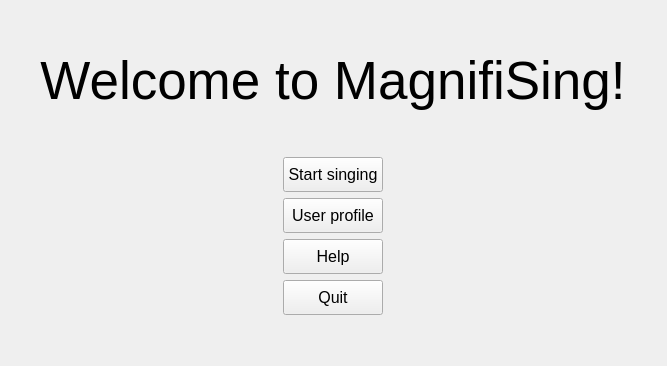
Before: the Qt Designer form menu/mainmenuview.ui in Vorxil/MagnifiSing, drawn with Qt 5.
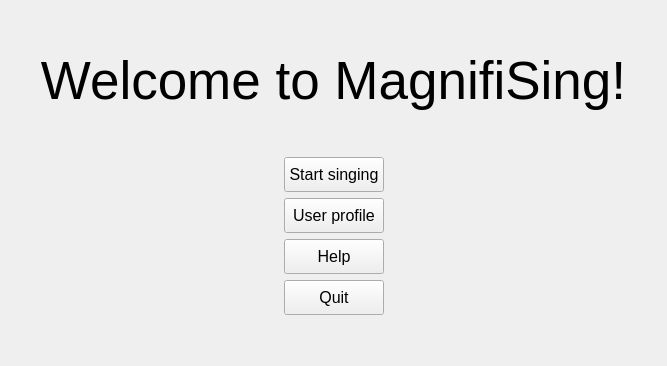
After: the same form once the commit is applied.

Commit message: Adjusted the layout to work better on different screen resolutions

The edit to the form file:
```diff
--- a/menu/mainmenuview.ui
+++ b/menu/mainmenuview.ui
@@ -35,7 +35,7 @@
        </property>
       </spacer>
      </item>
-     <item alignment="Qt::AlignHCenter">
+     <item>
       <widget class="QLabel" name="labelMagnifiSing">
        <property name="font">
         <font>
@@ -66,8 +66,34 @@
        </property>
       </spacer>
      </item>
-     <item alignment="Qt::AlignHCenter">
+     <item>
+      <layout class="QHBoxLayout" name="horizontalLayout_7" stretch="1,0,1">
+       <item>
+        <spacer name="horizontalSpacer_2">
+         <property name="orientation">
+          <enum>Qt::Horizontal</enum>
+         </property>
+         <property name="sizeHint" stdset="0">
+          <size>
+           <width>40</width>
+           <height>20</height>
+          </size>
+         </property>
+        </spacer>
+       </item>
+       <item>
+        <layout class="QVBoxLayout" name="verticalLayout_2" stretch="0,0,0,0">
+         <property name="sizeConstraint">
+          <enum>QLayout::SetDefaultConstraint</enum>
+         </property>
+         <item>
       <widget class="QPushButton" name="buttonSing">
+           <property name="sizePolicy">
+            <sizepolicy hsizetype="MinimumExpanding" vsizetype="Fixed">
+             <horstretch>0</horstretch>
+             <verstretch>0</verstretch>
+            </sizepolicy>
+           </property>
        <property name="minimumSize">
         <size>
          <width>100</width>
@@ -76,7 +102,7 @@
        </property>
        <property name="maximumSize">
         <size>
-         <width>100</width>
+             <width>16777215</width>
          <height>16777215</height>
         </size>
        </property>
@@ -90,8 +116,14 @@
        </property>
       </widget>
      </item>
-     <item alignment="Qt::AlignHCenter">
+         <item>
       <widget class="QPushButton" name="buttonLogIn">
+           <property name="sizePolicy">
+            <sizepolicy hsizetype="MinimumExpanding" vsizetype="Fixed">
+             <horstretch>0</horstretch>
+             <verstretch>0</verstretch>
+            </sizepolicy>
+           </property>
        <property name="minimumSize">
         <size>
          <width>100</width>
@@ -108,8 +140,14 @@
        </property>
       </widget>
      </item>
-     <item alignment="Qt::AlignHCenter">
+         <item>
       <widget class="QPushButton" name="buttonHelp">
+           <property name="sizePolicy">
+            <sizepolicy hsizetype="MinimumExpanding" vsizetype="Fixed">
+             <horstretch>0</horstretch>
+             <verstretch>0</verstretch>
+            </sizepolicy>
+           </property>
        <property name="minimumSize">
         <size>
          <width>100</width>
@@ -126,8 +164,14 @@
        </property>
       </widget>
      </item>
-     <item alignment="Qt::AlignHCenter">
+         <item>
       <widget class="QPushButton" name="buttonQuit">
+           <property name="sizePolicy">
+            <sizepolicy hsizetype="MinimumExpanding" vsizetype="Fixed">
+             <horstretch>0</horstretch>
+             <verstretch>0</verstretch>
+            </sizepolicy>
+           </property>
        <property name="minimumSize">
         <size>
          <width>100</width>
@@ -143,6 +187,23 @@
         <string>Quit</string>
        </property>
       </widget>
+         </item>
+        </layout>
+       </item>
+       <item>
+        <spacer name="horizontalSpacer">
+         <property name="orientation">
+          <enum>Qt::Horizontal</enum>
+         </property>
+         <property name="sizeHint" stdset="0">
+          <size>
+           <width>40</width>
+           <height>20</height>
+          </size>
+         </property>
+        </spacer>
+       </item>
+      </layout>
      </item>
      <item>
       <spacer name="verticalSpacer_3">
```
Lines whose indentation alone changed are shown as unchanged. The commit also changes 2 other files.
